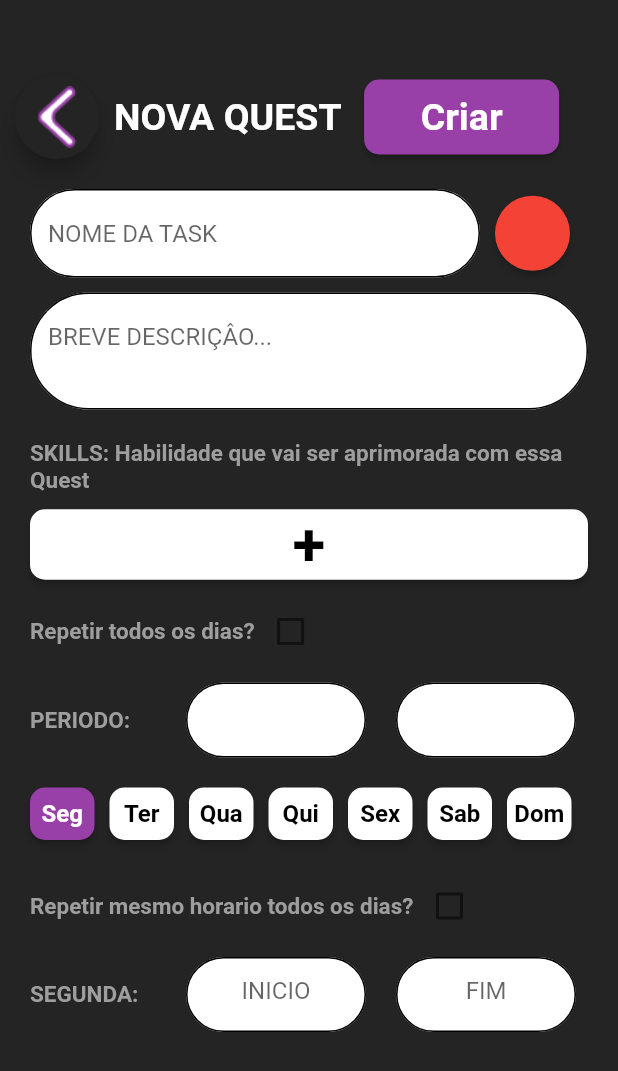
After one commit to S204-Inatel-2022-2/This-is-Me-App, a Flutter app: the CreateQuestScreen screen opened directly, after a tap on "Seg", on a phone screen of 412 x 824 dp. The commit adds this screen. Shown: the top 1071 px of the screen. Run offline on Flutter 3.47's test engine with Material 2 defaults, Android fonts, the phone set to English and light mode, and no system bars; our stand-ins replace auto_size_text, blurrycontainer, google_fonts, loading_animation_widget, shared_preferences; missing offline and left inert: flutter_material_color_picker; accounts and stored records are empty; Roboto replaces fonts that are missing (Jura).

Commit message:
Fix merge conflicts

```diff
--- /dev/null
+++ b/lib/components/createQuest_components.dart
@@ -0,0 +1,516 @@
+// ignore_for_file: no_leading_underscores_for_local_identifiers, no_logic_in_create_state, library_private_types_in_public_api, prefer_typing_uninitialized_variables
+
+import 'package:flutter/material.dart';
+import 'package:flutter_material_color_picker/flutter_material_color_picker.dart';
+import 'package:intl/intl.dart';
+import 'package:this_is_me/constants/app_colors.dart';
+import 'package:this_is_me/constants/app_fonts.dart';
+
+TextEditingController nameController = TextEditingController();
+TextEditingController descriptionController = TextEditingController();
+TextEditingController dateStartInput = TextEditingController();
+TextEditingController dateEndInput = TextEditingController();
+
+Color selectedColor = Colors.red;
+bool checkBoxIsEnabledEveryDay = false;
+bool checkBoxIsEnabledSameHour = false;
+List weekDays = [
+  {
+    "enabled": false,
+    "name": "SEGUNDA",
+    "initials": "Seg",
+  },
+  {
+    "enabled": false,
+    "name": "TERÇA",
+    "initials": "Ter",
+  },
+  {
+    "enabled": false,
+    "name": "QUARTA",
+    "initials": "Qua",
+  },
+  {
+    "enabled": false,
+    "name": "QUINTA",
+    "initials": "Qui",
+  },
+  {
+    "enabled": false,
+    "name": "SEXTA",
+    "initials": "Sex",
+  },
+  {
+    "enabled": false,
+    "name": "SABADO",
+    "initials": "Sab",
+  },
+  {
+    "enabled": false,
+    "name": "DOMINGO",
+    "initials": "Dom",
+  }
+];
+
+class BackToQuestButton extends StatelessWidget {
+  const BackToQuestButton({super.key});
+
+  @override
+  Widget build(BuildContext context) {
+    return Padding(
+      padding: const EdgeInsets.only(left: 10, top: 50),
+      child: FloatingActionButton(
+        onPressed: () => Navigator.of(context).pop(),
+        backgroundColor: background,
+        child: Image.asset(
+          'assets/images/icons/Vector.png',
+          width: 50,
+        ),
+      ),
+    );
+  }
+}
+
+class CreateTaskButton extends StatelessWidget {
+  const CreateTaskButton({super.key});
+
+  @override
+  Widget build(BuildContext context) {
+    return Padding(
+        padding: const EdgeInsets.only(left: 15),
+        child: SizedBox(
+          height: 50,
+          width: 130,
+          child: ElevatedButton(
+            style: ElevatedButton.styleFrom(
+                backgroundColor: midPurple,
+                shape: RoundedRectangleBorder(
+                    borderRadius: BorderRadius.circular(10))),
+            onPressed: () {},
+            child: Text('Criar', style: createButtonCreate),
+          ),
+        ));
+  }
+}
+
+class NameInput extends StatelessWidget {
+  const NameInput({super.key, required this.textHint});
+  final String textHint;
+
+  @override
+  Widget build(BuildContext context) {
+    return Padding(
+        padding:
+            const EdgeInsets.only(left: 20, right: 20, bottom: 10, top: 20),
+        child: Row(
+          children: [
+            SizedBox(
+                width: 300,
+                child: TextField(
+                    controller: nameController,
+                    decoration: InputDecoration(
+                      filled: true,
+                      fillColor: Colors.white,
+                      hintText: textHint,
+                      enabledBorder: OutlineInputBorder(
+                        borderRadius: BorderRadius.circular(40),
+                      ),
+                      focusedBorder: OutlineInputBorder(
+                        borderRadius: BorderRadius.circular(40),
+                      ),
+                    ))),
+            const Padding(
+                padding: EdgeInsets.only(left: 10), child: ColorComponent())
+          ],
+        ));
+  }
+}
+
+class ColorComponent extends StatefulWidget {
+  const ColorComponent({Key? key}) : super(key: key);
+
+  @override
+  _ColorComponentState createState() => _ColorComponentState();
+}
+
+class _ColorComponentState extends State<ColorComponent> {
+  @override
+  Widget build(BuildContext context) {
+    return SizedBox(
+        width: 50,
+        height: 50,
+        child: ElevatedButton(
+          style: ElevatedButton.styleFrom(
+              backgroundColor: selectedColor,
+              shape: RoundedRectangleBorder(
+                  borderRadius: BorderRadius.circular(50))),
+          onPressed: () => showDialog<void>(
+              context: context,
+              barrierDismissible: false,
+              builder: (context) => AlertDialog(
+                    title: const Text('Selecione uma cor: '),
+                    content: MaterialColorPicker(
+                      onColorChange: (Color color) {
+                        setState(() {
+                          selectedColor = color;
+                        });
+                      },
+                      selectedColor: selectedColor,
+                      colors: const [
+                        Colors.red,
+                        Colors.green,
+                        Colors.purple,
+                        Colors.blue,
+                        Colors.yellow
+                      ],
+                    ),
+                    actions: [
+                      TextButton(
+                        child: const Text('Ok'),
+                        onPressed: () {
+                          Navigator.of(context).pop();
+                        },
+                      ),
+                    ],
+                  )),
+          child: null,
+        ));
+  }
+}
+
+class DescriptionInput extends StatelessWidget {
+  const DescriptionInput({super.key, required this.textHint});
+  final String textHint;
+
+  @override
+  Widget build(BuildContext context) {
+    return Padding(
+      padding: const EdgeInsets.only(left: 20, right: 20, bottom: 20),
+      child: TextFormField(
+          minLines: 2,
+          keyboardType: TextInputType.multiline,
+          maxLines: null,
+          decoration: InputDecoration(
+            filled: true,
+            fillColor: Colors.white,
+            hintText: textHint,
+            enabledBorder: OutlineInputBorder(
+              borderRadius: BorderRadius.circular(40),
+            ),
+            focusedBorder: OutlineInputBorder(
+              borderRadius: BorderRadius.circular(40),
+            ),
+          )),
+    );
+  }
+}
+
+class ButtonCreateSkills extends StatelessWidget {
+  const ButtonCreateSkills({super.key});
+
+  @override
+  Widget build(BuildContext context) {
+    return Padding(
+        padding: const EdgeInsets.only(left: 20, right: 20, top: 10),
+        child: SizedBox(
+            width: 800,
+            child: ElevatedButton(
+              style: ElevatedButton.styleFrom(
+                  backgroundColor: inputField,
+                  shape: RoundedRectangleBorder(
+                      borderRadius: BorderRadius.circular(10))),
+              onPressed: () {},
+              child: Text('+', style: createPlusIcon),
+            )));
+  }
+}
+
+class DaysInWeekComponents extends StatefulWidget {
+  const DaysInWeekComponents(
+      {super.key,
+      required this.textCheckBoxEveryDay,
+      required this.textCheckBoxSameHour});
+  final String textCheckBoxEveryDay;
+  final String textCheckBoxSameHour;
+
+  @override
+  _DaysInWeekComponentsState createState() =>
+      _DaysInWeekComponentsState(textCheckBoxEveryDay, textCheckBoxSameHour);
+}
+
+class _DaysInWeekComponentsState extends State<DaysInWeekComponents> {
+  var textCheckBoxEveryDay;
+  var textCheckBoxSameHour;
+
+  _DaysInWeekComponentsState(String _everyDay, String _sameHour) {
+    textCheckBoxEveryDay = _everyDay;
+    textCheckBoxSameHour = _sameHour;
+  }
+
+  @override
+  Widget build(BuildContext context) {
+    return Padding(
+        padding: const EdgeInsets.only(left: 20, right: 20),
+        child: Column(children: [
+          Padding(
+              padding: const EdgeInsets.only(top: 10),
+              child: Row(
+                children: [
+                  Text(textCheckBoxEveryDay, style: createSkillsDescription),
+                  Checkbox(
+                    onChanged: (value) => setState(() {
+                      checkBoxIsEnabledEveryDay = !checkBoxIsEnabledEveryDay;
+                    }),
+                    value: checkBoxIsEnabledEveryDay,
+                    activeColor: midPurple,
+                    checkColor: inputField,
+                  )
+                ],
+              )),
+          const Padding(
+              padding: EdgeInsets.only(top: 10, bottom: 10),
+              child: SetDateInitialAndFinal()),
+          if (!checkBoxIsEnabledEveryDay)
+            Padding(
+                padding: const EdgeInsets.only(top: 10),
+                child: Column(
+                  children: [
+                    Row(
+                      children: [
+                        for (var day in weekDays)
+                          Padding(
+                              padding:
+                                  const EdgeInsets.only(right: 10, bottom: 10),
+                              child: SizedBox(
+                                height: 35,
+                                width: 43,
+                                child: ElevatedButton(
+                                  style: ElevatedButton.styleFrom(
+                                      padding: const EdgeInsets.symmetric(
+                                          horizontal: 0, vertical: 0),
+                                      backgroundColor: day['enabled']
+                                          ? midPurple
+                                          : inputField,
+                                      shape: RoundedRectangleBorder(
+                                          borderRadius:
+                                              BorderRadius.circular(10))),
+                                  onPressed: () {
+                                    setState(() {
+                                      day['enabled'] = !day['enabled'];
+                                    });
+                                  },
+                                  child: Text(day['initials'],
+                                      style: day['enabled']
+                                          ? dayInWeekEnabled
+                                          : dayInWeekDisabled),
+                                ),
+                              )),
+                      ],
+                    ),
+                    Padding(
+                        padding: const EdgeInsets.only(top: 10),
+                        child: Row(
+                          children: [
+                            Text(textCheckBoxSameHour,
+                                style: createSkillsDescription),
+                            Checkbox(
+                              onChanged: (value) => setState(() {
+                                checkBoxIsEnabledSameHour =
+                                    !checkBoxIsEnabledSameHour;
+                              }),
+                              value: checkBoxIsEnabledSameHour,
+                              activeColor: midPurple,
+                              checkColor: inputField,
+                            )
+                          ],
+                        )),
+                    if (!checkBoxIsEnabledSameHour)
+                      Column(
+                        children: [
+                          HoursInDays(
+                            day: 'SEGUNDA:',
+                            isVisible: weekDays[0]['enabled'],
+                          ),
+                          HoursInDays(
+                            day: 'TERÇA:  ',
+                            isVisible: weekDays[1]['enabled'],
+                          ),
+                          HoursInDays(
+                            day: 'QUARTA:',
+                            isVisible: weekDays[2]['enabled'],
+                          ),
+                          HoursInDays(
+                            day: 'QUINTA:',
+                            isVisible: weekDays[3]['enabled'],
+                          ),
+                          HoursInDays(
+                            day: 'SEXTA: ',
+                            isVisible: weekDays[4]['enabled'],
+                          ),
+                          HoursInDays(
+                            day: 'SABADO:',
+                            isVisible: weekDays[5]['enabled'],
+                          ),
+                          HoursInDays(
+                            day: 'DOMINGO:',
+                            isVisible: weekDays[6]['enabled'],
+                          ),
+                        ],
+                      )
+                    else
+                      const HoursInDays(
+                        day: 'HORARIO:',
+                        isVisible: true,
+                      ),
+                  ],
+                )),
+        ]));
+  }
+}
+
+class HoursInDays extends StatelessWidget {
+  const HoursInDays({super.key, required this.day, required this.isVisible});
+  final String day;
+  final bool isVisible;
+
+  @override
+  Widget build(BuildContext context) {
+    return Visibility(
+        visible: isVisible,
+        child: Padding(
+            padding: const EdgeInsets.only(top: 10),
+            child: Row(
+              children: [
+                SizedBox(
+                  width: 84,
+                  child: Text(day, style: createSkillsDescription),
+                ),
+                Padding(
+                    padding: const EdgeInsets.only(left: 20),
+                    child: SizedBox(
+                        width: 120,
+                        height: 50,
+                        child: TextField(
+                            textAlign: TextAlign.center,
+                            controller: TextEditingController(),
+                            decoration: InputDecoration(
+                              filled: true,
+                              fillColor: Colors.white,
+                              hintText: "INICIO",
+                              enabledBorder: OutlineInputBorder(
+                                borderRadius: BorderRadius.circular(40),
+                              ),
+                              focusedBorder: OutlineInputBorder(
+                                borderRadius: BorderRadius.circular(40),
+                              ),
+                            )))),
+                Padding(
+                    padding: const EdgeInsets.only(left: 20),
+                    child: SizedBox(
+                        width: 120,
+                        height: 50,
+                        child: TextField(
+                            textAlign: TextAlign.center,
+                            controller: TextEditingController(),
+                            decoration: InputDecoration(
+                              filled: true,
+                              fillColor: Colors.white,
+                              hintText: "FIM",
+                              enabledBorder: OutlineInputBorder(
+                                borderRadius: BorderRadius.circular(40),
+                              ),
+                              focusedBorder: OutlineInputBorder(
+                                borderRadius: BorderRadius.circular(40),
+                              ),
+                            )))),
+              ],
+            )));
+  }
+}
+
+class SetDateInitialAndFinal extends StatefulWidget {
+  const SetDateInitialAndFinal({Key? key}) : super(key: key);
+
+  @override
+  _SetDateInitialAndFinalState createState() => _SetDateInitialAndFinalState();
+}
+
+class _SetDateInitialAndFinalState extends State<SetDateInitialAndFinal> {
+  @override
+  Widget build(BuildContext context) {
+    return Row(
+      children: [
+        SizedBox(
+          width: 84,
+          child: Text("PERIODO:", style: createSkillsDescription),
+        ),
+        Padding(
+            padding: EdgeInsets.only(left: 20),
+            child: SizedBox(
+                width: 120,
+                height: 50,
+                child: SetDateComponents(controller: dateStartInput))),
+        Padding(
+            padding: EdgeInsets.only(left: 20),
+            child: SizedBox(
+                width: 120,
+                height: 50,
+                child: SetDateComponents(
+                  controller: dateEndInput,
+                ))),
+      ],
+    );
+  }
+}
+
+class SetDateComponents extends StatefulWidget {
+  const SetDateComponents({super.key, required this.controller});
+  final TextEditingController controller;
+
+  @override
+  _SetDateComponentsState createState() => _SetDateComponentsState(controller);
+}
+
+class _SetDateComponentsState extends State<SetDateComponents> {
+  var controller;
+
+  _SetDateComponentsState(TextEditingController _controller) {
+    controller = _controller;
+  }
+
+  @override
+  Widget build(BuildContext context) {
+    return Center(
+        child: TextField(
+      textAlign: TextAlign.center,
+      controller: controller,
+      decoration: InputDecoration(
+        filled: true,
+        fillColor: Colors.white,
+        enabledBorder: OutlineInputBorder(
+          borderRadius: BorderRadius.circular(40),
+        ),
+        focusedBorder: OutlineInputBorder(
+          borderRadius: BorderRadius.circular(40),
+        ),
+      ),
+      readOnly: true,
+      onTap: () async {
+        DateTime? pickedDate = await showDatePicker(
+            context: context,
+            initialDate: DateTime.now(),
+            firstDate: DateTime(1950),
+            lastDate: DateTime(2100));
+
+        if (pickedDate != null) {
+          String formattedDate = DateFormat('dd-MM-yyyy').format(pickedDate);
+          setState(() {
+            controller.text = formattedDate;
+          });
+        } else {}
+      },
+    ));
+  }
+}
+
+                          //
--- a/lib/components/quest_components.dart
+++ b/lib/components/quest_components.dart
@@ -7,6 +7,7 @@ import 'package:this_is_me/constants/app_fonts.dart';
 import 'package:this_is_me/controller/quest_controller.dart';
 import 'package:this_is_me/model/quest.dart';
 import 'package:http/http.dart' as http;
+import 'package:this_is_me/view/createQuest_screen.dart';
 
 class WeeklyQuestList extends StatelessWidget {
   const WeeklyQuestList({super.key});
@@ -319,3 +320,21 @@ class NavigationButtons extends StatelessWidget {
     ]);
   }
 }
+
+class CreateQuestButton extends StatelessWidget {
+  const CreateQuestButton({super.key});
+
+  @override
+  Widget build(BuildContext context) {
+    return Padding(
+        padding: const EdgeInsets.only(left: 120),
+        child: FloatingActionButton.small(
+          onPressed: () => Navigator.push(
+              context,
+              MaterialPageRoute(
+                  builder: (context) => const CreateQuestScreen())),
+          backgroundColor: midPurple,
+          child: const Icon(Icons.add),
+        ));
+  }
+}
--- a/lib/constants/app_fonts.dart
+++ b/lib/constants/app_fonts.dart
@@ -57,3 +57,17 @@ var textCodeForget = GoogleFonts.jura(
 // CreateCharacter Screen
 var createCharacterName = GoogleFonts.jura(
     fontSize: 20, color: lightPurple, fontWeight: FontWeight.bold);
+
+// CreateQuest Screen
+var createNewQuestTitle = GoogleFonts.jura(
+    fontSize: 25, color: Colors.white, fontWeight: FontWeight.bold);
+var createButtonCreate = GoogleFonts.jura(
+    fontSize: 25, color: Colors.white, fontWeight: FontWeight.bold);
+var createSkillsDescription = GoogleFonts.jura(
+    fontSize: 15, color: Colors.grey, fontWeight: FontWeight.bold);
+var createPlusIcon = GoogleFonts.jura(
+    fontSize: 40, color: Colors.black, fontWeight: FontWeight.bold);
+var dayInWeekEnabled = GoogleFonts.jura(
+    fontSize: 16, color: Colors.white, fontWeight: FontWeight.bold);
+var dayInWeekDisabled = GoogleFonts.jura(
+    fontSize: 16, color: Colors.black, fontWeight: FontWeight.bold);
--- a/lib/constants/app_texts.dart
+++ b/lib/constants/app_texts.dart
@@ -1,4 +1,10 @@
 // Register Screen
-const welcomeText = 'Olá meu nome é Ti-Me, serei seu ajudante nesta jornada. Me diga seu nome e se registre como aventureiro novato.';
-const forgetPasswordText = 'Digite seu email abaixo, enviarei um código de verificação para realizar a troca de senha.';
+const welcomeText =
+    'Olá meu nome é Ti-Me, serei seu ajudante nesta jornada. Me diga seu nome e se registre como aventureiro novato.';
+const forgetPasswordText =
+    'Digite seu email abaixo, enviarei um código de verificação para realizar a troca de senha.';
 const newPasswordText = 'Digite sua nova senha :)';
+const skillDescriptionText =
+    'SKILLS: Habilidade que vai ser aprimorada com essa Quest';
+const createQuestRepeatDays = 'Repetir todos os dias?';
+const createQuestSameHour = 'Repetir mesmo horario todos os dias?';
--- /dev/null
+++ b/lib/view/createQuest_screen.dart
@@ -0,0 +1,51 @@
+// ignore_for_file: library_private_types_in_public_api
+
+import 'package:flutter/material.dart';
+import 'package:this_is_me/components/createQuest_components.dart';
+import 'package:this_is_me/constants/app_colors.dart';
+import 'package:this_is_me/constants/app_fonts.dart';
+import 'package:this_is_me/constants/app_texts.dart';
+
+class CreateQuestScreen extends StatefulWidget {
+  const CreateQuestScreen({Key? key}) : super(key: key);
+
+  @override
+  _CreateQuestScreenState createState() => _CreateQuestScreenState();
+}
+
+class _CreateQuestScreenState extends State<CreateQuestScreen> {
+  @override
+  Widget build(BuildContext context) {
+    return Scaffold(
+      backgroundColor: background,
+      body: SingleChildScrollView(
+          child: Column(children: [
+        Row(children: [
+          const BackToQuestButton(),
+          Padding(
+              padding: const EdgeInsets.only(top: 50, left: 10),
+              child: Row(children: [
+                Text(
+                  'NOVA QUEST',
+                  style: createNewQuestTitle,
+                ),
+                const CreateTaskButton()
+              ])),
+        ]),
+        const NameInput(
+          textHint: "NOME DA TASK",
+        ),
+        const DescriptionInput(
+          textHint: "BREVE DESCRIÇÂO...",
+        ),
+        Padding(
+            padding: const EdgeInsets.symmetric(horizontal: 20),
+            child: Text(skillDescriptionText, style: createSkillsDescription)),
+        const ButtonCreateSkills(),
+        const DaysInWeekComponents(
+            textCheckBoxEveryDay: createQuestRepeatDays,
+            textCheckBoxSameHour: createQuestSameHour)
+      ])),
+    );
+  }
+}
--- a/lib/view/quest/questCardViewer.dart
+++ b/lib/view/quest/questCardViewer.dart
@@ -9,6 +9,7 @@ import 'package:http/http.dart' as http;
 import 'package:this_is_me/controller/user_controller.dart';
 import 'package:this_is_me/model/character.dart';
 import 'package:this_is_me/model/exception/response_exception.dart';
+import 'package:this_is_me/view/createQuest_screen.dart';
 import 'package:this_is_me/view/quest/quest_screen.dart';
 
 int bottomSelectedIndex = 0;
@@ -28,12 +29,15 @@ class QuestCardTopControll extends StatelessWidget {
                 title,
                 style: questContainerTitle,
               ))),
-      const Padding(
-          padding: EdgeInsets.only(left: 90, right: 20),
+      Padding(
+          padding: const EdgeInsets.only(left: 90, right: 20),
           child: FloatingActionButton.small(
-            onPressed: null,
+            onPressed: () => Navigator.push(
+                context,
+                MaterialPageRoute(
+                    builder: (context) => const CreateQuestScreen())),
             backgroundColor: midPurple,
-            child: Icon(Icons.add),
+            child: const Icon(Icons.add),
           ))
     ]);
   }
--- a/lib/view/quest/quest_screen.dart
+++ b/lib/view/quest/quest_screen.dart
@@ -65,8 +65,8 @@ class _QuestScreenState extends State<QuestScreen> {
                       ],
                     )),
               ])),
-          QuestViewer(),
-          Positioned(
+          const QuestViewer(),
+          const Positioned(
               bottom: 20, left: 20, right: 20, child: NavigationButtons()),
         ]));
   }
--- a/pubspec.yaml
+++ b/pubspec.yaml
@@ -39,6 +39,8 @@ dependencies:
   shared_preferences: ^2.0.15
   loading_animation_widget: ^1.2.0+3
   carousel_slider: ^4.1.1
+  flutter_material_color_picker: ^1.1.0+2
+  intl: ^0.17.0
 
 dev_dependencies:
   flutter_test:
```
Also changed, not shown: assets/images/icons/Vector.png (added).
